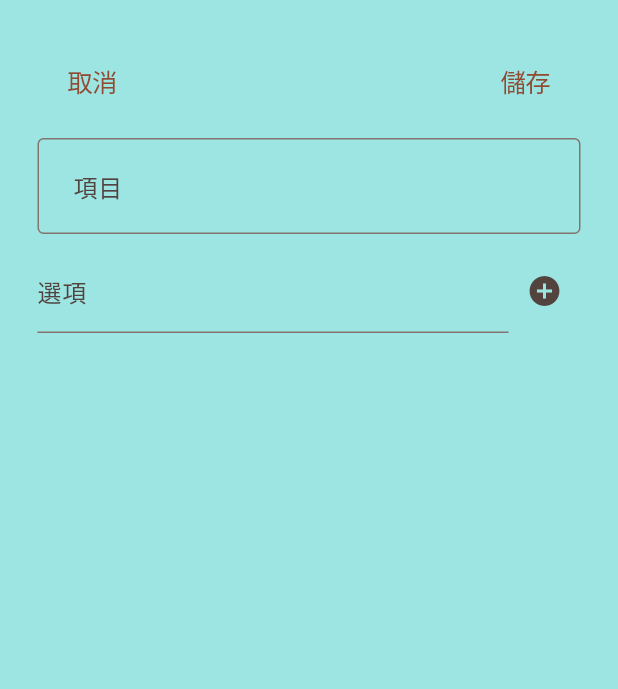
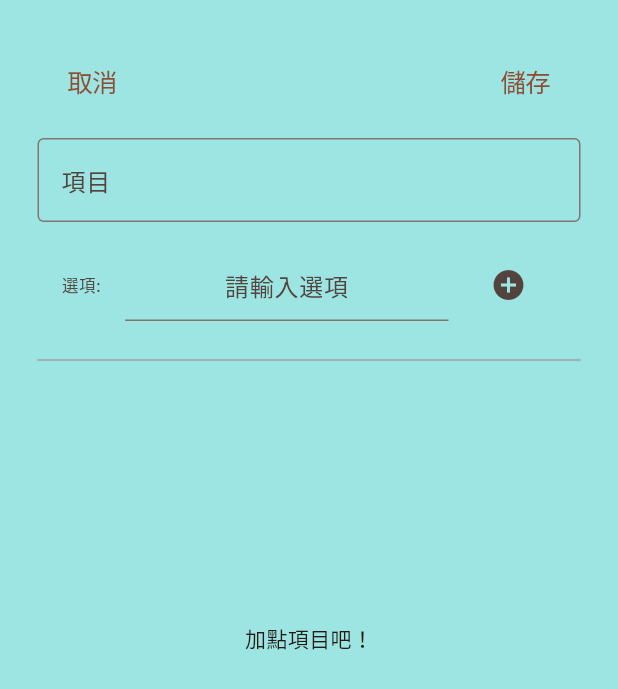
Before and after one commit to AronLiu528/help_you_decide, a Flutter app: the AddDecisionSheet widget shown alone on an empty page, opened directly, on a phone screen of 412 x 824 dp. Shown: the top 689 px of the screen. Run offline on Flutter 3.47's test engine with Material 3 defaults, Android fonts, the phone set to English and light mode, and no system bars; our stand-ins replace get, google_fonts, shared_preferences; accounts and stored records are empty.

Commit message:
UI美化
addSheet/editoption，UI美化

```diff
--- a/lib/getx/wheel_controller.dart
+++ b/lib/getx/wheel_controller.dart
@@ -39,7 +39,7 @@ class WheelController extends GetxController {
         (_) {
           isButtonEnabled.value = true;
           Future.delayed(
-            const Duration(milliseconds: 500),
+            const Duration(milliseconds: 100),
             () {
               // if (Platform.isIOS) 偵測運行設備
               if (isReturnPage == false) {
--- a/lib/pages/wheel_page.dart
+++ b/lib/pages/wheel_page.dart
@@ -62,10 +62,6 @@ class WheelPage extends StatelessWidget {
                         ),
                       )
                     : ListWheelScrollView.useDelegate(
-                        // onSelectedItemChanged: (index) {
-                        //   // print('滾輪停在 $index');
-                        //   print('Scroll rebuild');
-                        // },
                         controller: wheelController.scrollController,
                         overAndUnderCenterOpacity: 0.3,
                         physics: const NeverScrollableScrollPhysics(), //禁用手動旋轉
--- a/lib/widgets/add_decision_sheet.dart
+++ b/lib/widgets/add_decision_sheet.dart
@@ -43,39 +43,62 @@ class AddDecisionSheet extends StatelessWidget {
           TextField(
             controller: _itemController,
             textAlign: TextAlign.center,
-            decoration: InputDecoration(
+            decoration: const InputDecoration(
               labelText: '項目',
               hintText: '請輸入項目',
               floatingLabelAlignment: FloatingLabelAlignment.center,
-              contentPadding: const EdgeInsets.all(20),
-              border: const OutlineInputBorder(),
-              fillColor: Colors.lightBlue[50],
+              // contentPadding: EdgeInsets.all(20),
+              border: OutlineInputBorder(),
             ),
           ),
           const SizedBox(height: 10),
-          Row(
-            children: [
-              Expanded(
-                child: TextField(
+          ListTile(
+            leading: const Text('選項:'),
+            title: TextField(
               controller: _optionController,
               textAlign: TextAlign.center,
               decoration: const InputDecoration(
-                    labelText: '選項',
                 hintText: '請輸入選項',
                 floatingLabelAlignment: FloatingLabelAlignment.center,
               ),
             ),
-              ),
-              IconButton(
+            trailing: IconButton(
               onPressed: _addOption,
               icon: const Icon(Icons.add_circle),
             ),
-            ],
           ),
-          const SizedBox(height: 20),
+
+          // Row(
+          //   children: [
+          //     Expanded(
+          //       child: TextField(
+          //         controller: _optionController,
+          //         textAlign: TextAlign.center,
+          //         decoration: const InputDecoration(
+          //           labelText: '選項',
+          //           hintText: '請輸入選項',
+          //           floatingLabelAlignment: FloatingLabelAlignment.center,
+          //         ),
+          //       ),
+          //     ),
+          //     IconButton(
+          //       onPressed: _addOption,
+          //       icon: const Icon(Icons.add_circle),
+          //     ),
+          //   ],
+          // ),
+          const SizedBox(height: 10),
+          const Divider(color: Colors.grey),
+          const SizedBox(height: 10),
           Expanded(
             child: Obx(
-              () => ListView.builder(
+              () => optionsList.isEmpty
+                  ? const Center(
+                      child: Text(
+                        '加點項目吧！',
+                      ),
+                    )
+                  : ListView.builder(
                       itemCount: optionsList.length,
                       itemBuilder: (ctx, index) => ListTile(
                         leading: Text('選項 ${index + 1}.'),
```
Also changed, not shown: lib/widgets/edit_option.dart (+16 -21 lines). Lines whose indentation alone changed are shown as unchanged.
